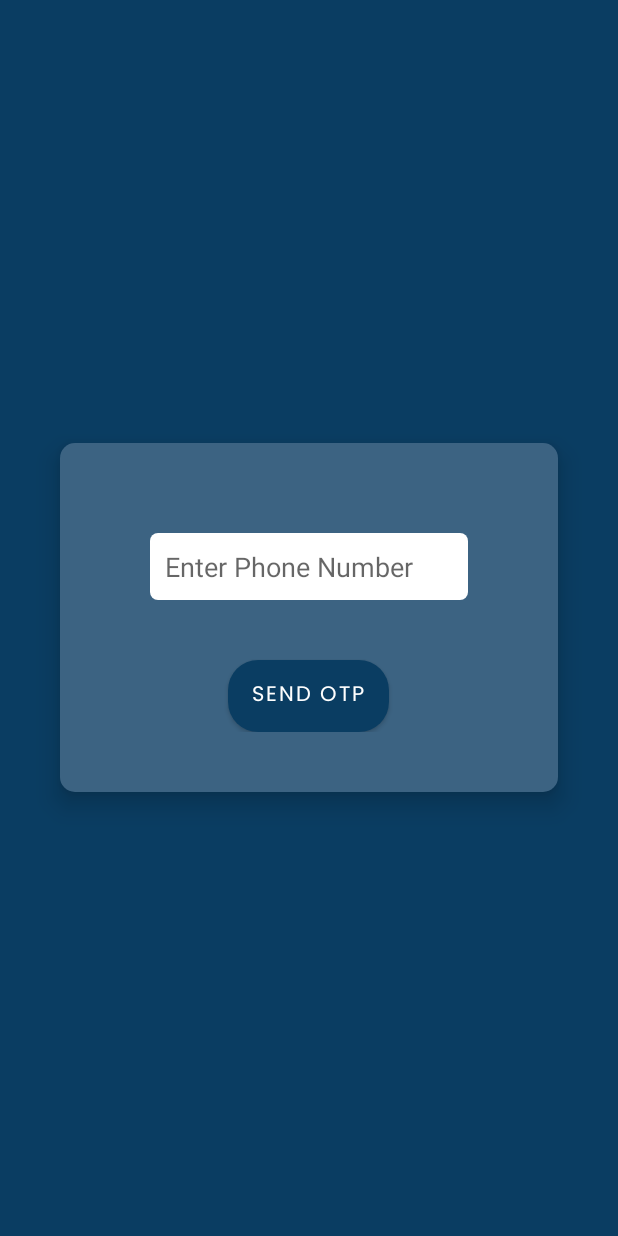
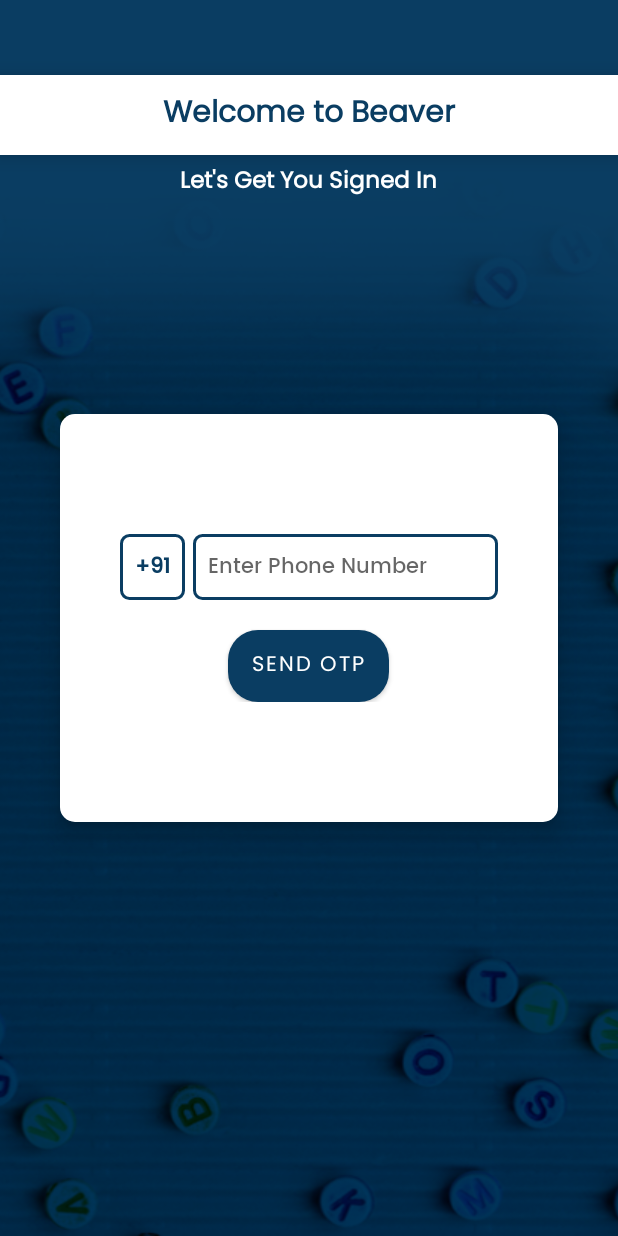
Before and after one commit to Inhaler-beep/BeaverApp, an Android app: the screen it shows after launch (RegisterActivity), on a phone screen of 412 x 824 dp. Run offline under Robolectric (Android 15) with nearby library versions, the phone set to English and light mode, and no system bars; our stand-ins replace Firebase (no records; nobody signed in at launch, a user with empty details on screens opened directly).

Commit message:
New Design Update to activity_register.xml

```diff
--- a/app/src/main/java/com/inhaler/beaverapp/VerificationActivity.java
+++ b/app/src/main/java/com/inhaler/beaverapp/VerificationActivity.java
@@ -34,8 +34,6 @@ public class VerificationActivity extends AppCompatActivity {
         phonenumber = getIntent().getStringExtra("phonenumber");
         backendotp = getIntent().getStringExtra("backendotp");
 
-        Toast.makeText(VerificationActivity.this, "OTP is "+backendotp, Toast.LENGTH_LONG).show();
-
         verifyButton.setOnClickListener(new View.OnClickListener() {
             @Override
             public void onClick(View v) {
@@ -48,7 +46,7 @@ public class VerificationActivity extends AppCompatActivity {
 
                                 if(task.isSuccessful())
                                 {
-                                    Toast.makeText(getApplicationContext(), "Verification COmpleted", Toast.LENGTH_SHORT).show();
+                                    Toast.makeText(getApplicationContext(), "OTP Verification Completed :"+task.getException().getMessage(), Toast.LENGTH_SHORT).show();
                                 }
                                 else
                                 {
--- a/app/src/main/res/drawable/text_input_bg.xml
+++ b/app/src/main/res/drawable/text_input_bg.xml
@@ -1,8 +1,9 @@
 <?xml version="1.0" encoding="utf-8"?>
 <shape xmlns:android="http://schemas.android.com/apk/res/android">
 
-    <solid
-        android:color="#FFFFFF"/>
+    <stroke
+        android:color="@color/primary_variant"
+        android:width="2dp"/>
 
     <corners
         android:radius="5dp"/>
--- a/app/src/main/res/drawable/white_round_background.xml
+++ b/app/src/main/res/drawable/white_round_background.xml
@@ -2,7 +2,7 @@
 <shape xmlns:android="http://schemas.android.com/apk/res/android">
 
     <solid
-        android:color="@color/primary_color"/>
+        android:color="@color/white"/>
     <corners
         android:radius="10dp"/>
 </shape>
--- a/app/src/main/res/layout/activity_register.xml
+++ b/app/src/main/res/layout/activity_register.xml
@@ -4,44 +4,101 @@
     xmlns:tools="http://schemas.android.com/tools"
     android:layout_width="match_parent"
     android:layout_height="match_parent"
-    android:background="@color/primary_variant"
     tools:context=".RegisterActivity">
 
 
+    <ImageView
+        android:layout_width="match_parent"
+        android:layout_height="match_parent"
+        android:src="@drawable/loginscreen_bg"
+        android:scaleType="centerCrop"/>
+
+
+    <TextView
+        android:id="@+id/welcome_message"
+        android:layout_width="match_parent"
+        android:layout_height="wrap_content"
+        android:layout_centerHorizontal="true"
+        android:layout_marginTop="50dp"
+        android:background="@color/white"
+        android:elevation="8dp"
+        android:fontFamily="@font/poppins"
+        android:padding="10dp"
+        android:text="@string/welcome_to_beaver"
+        android:textAlignment="center"
+        android:textColor="@color/primary_variant"
+        android:textSize="20sp"
+        android:textStyle="bold" />
+
+
+    <TextView
+        android:layout_width="wrap_content"
+        android:layout_height="wrap_content"
+        android:layout_below="@+id/welcome_message"
+        android:layout_centerHorizontal="true"
+        android:layout_marginTop="5dp"
+        android:fontFamily="@font/poppins"
+        android:text="@string/lets_learn_english"
+        android:textColor="@color/white"
+        android:textSize="15sp"
+        android:textStyle="bold" />
 
     <LinearLayout
         android:layout_width="match_parent"
-        android:orientation="vertical"
+        android:layout_height="wrap_content"
         android:layout_centerInParent="true"
         android:layout_marginLeft="40dp"
         android:layout_marginRight="40dp"
         android:background="@drawable/white_round_background"
         android:elevation="10dp"
-        android:padding="40dp"
         android:gravity="center"
-        android:layout_height="wrap_content">
-        <EditText
-            android:id="@+id/phone_input"
+        android:orientation="vertical"
+        android:paddingLeft="40dp"
+        android:paddingTop="80dp"
+        android:paddingRight="40dp"
+        android:paddingBottom="80dp">
+
+        <LinearLayout
             android:layout_width="match_parent"
             android:layout_height="wrap_content"
-            android:layout_centerInParent="true"
-            android:layout_marginStart="20dp"
-            android:layout_marginTop="20dp"
-            android:hint="@string/enter_phone_number"
-            android:layout_marginEnd="20dp"
-            android:layout_marginBottom="20dp"
-            android:background="@drawable/text_input_bg"
-            android:padding="10dp" />
+            android:orientation="horizontal">
+
+            <TextView
+                android:layout_width="wrap_content"
+                android:layout_height="wrap_content"
+                android:layout_marginEnd="5dp"
+                android:background="@drawable/text_input_bg"
+                android:fontFamily="@font/poppins_medium"
+                android:padding="10dp"
+                android:text="@string/_91"
+                android:textColor="@color/primary_variant"
+                android:textSize="14sp"
+                android:textStyle="bold" />
+
+            <EditText
+                android:id="@+id/phone_input"
+                android:layout_width="match_parent"
+                android:layout_height="wrap_content"
+                android:autofillHints="phone"
+                android:background="@drawable/text_input_bg"
+                android:elevation="8dp"
+                android:fontFamily="@font/poppins_medium"
+                android:hint="@string/enter_phone_number"
+                android:inputType="phone"
+                android:padding="10dp"
+                android:textColor="@color/primary_variant"
+                android:textSize="14sp" />
+        </LinearLayout>
 
 
         <Button
             android:id="@+id/send_otp"
             android:layout_width="wrap_content"
             android:layout_height="wrap_content"
-            android:text="@string/send_otp"
+            android:layout_marginTop="20dp"
+            android:background="@drawable/ripple_button"
             android:fontFamily="@font/poppins"
-            android:background="@drawable/ripple_button"
-            android:layout_marginTop="20dp"/>
+            android:text="@string/send_otp" />
     </LinearLayout>
 
 
--- a/app/src/main/res/values/strings.xml
+++ b/app/src/main/res/values/strings.xml
@@ -8,4 +8,10 @@
     <string name="Intermediate">Intermediate</string>
     <string name="enter_phone_number">Enter Phone Number</string>
     <string name="send_otp">SEND OTP</string>
+    <string name="verify">VERIFY</string>
+    <string name="enter_otp">Enter OTP</string>
+    <string name="lets_learn_english">Let\'s Get You Signed In</string>
+    <string name="welcome_to_beaver">Welcome to Beaver</string>
+    <string name="_91">+91</string>
+    <string name="background_image">Background Image</string>
 </resources>
```
Also changed, not shown: app/src/main/res/layout/activity_verification.xml (+30 -9 lines), app/src/main/res/drawable/loginscreen_bg.png (added).
